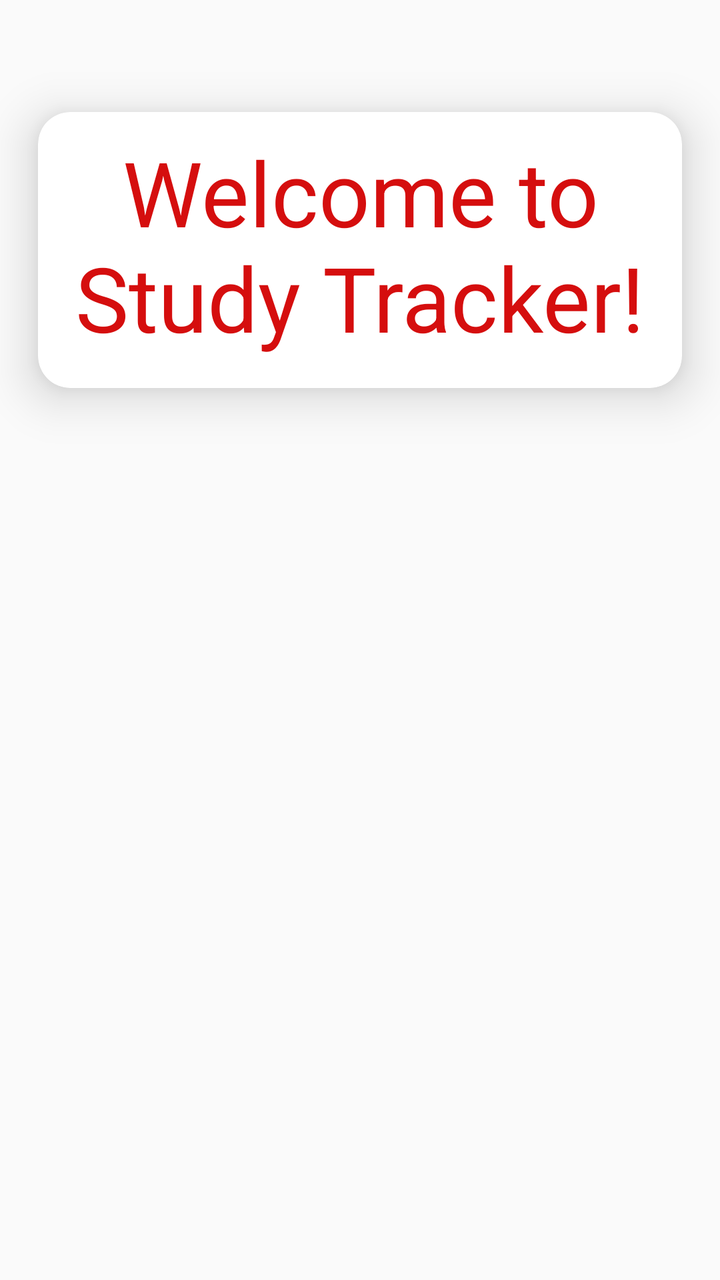
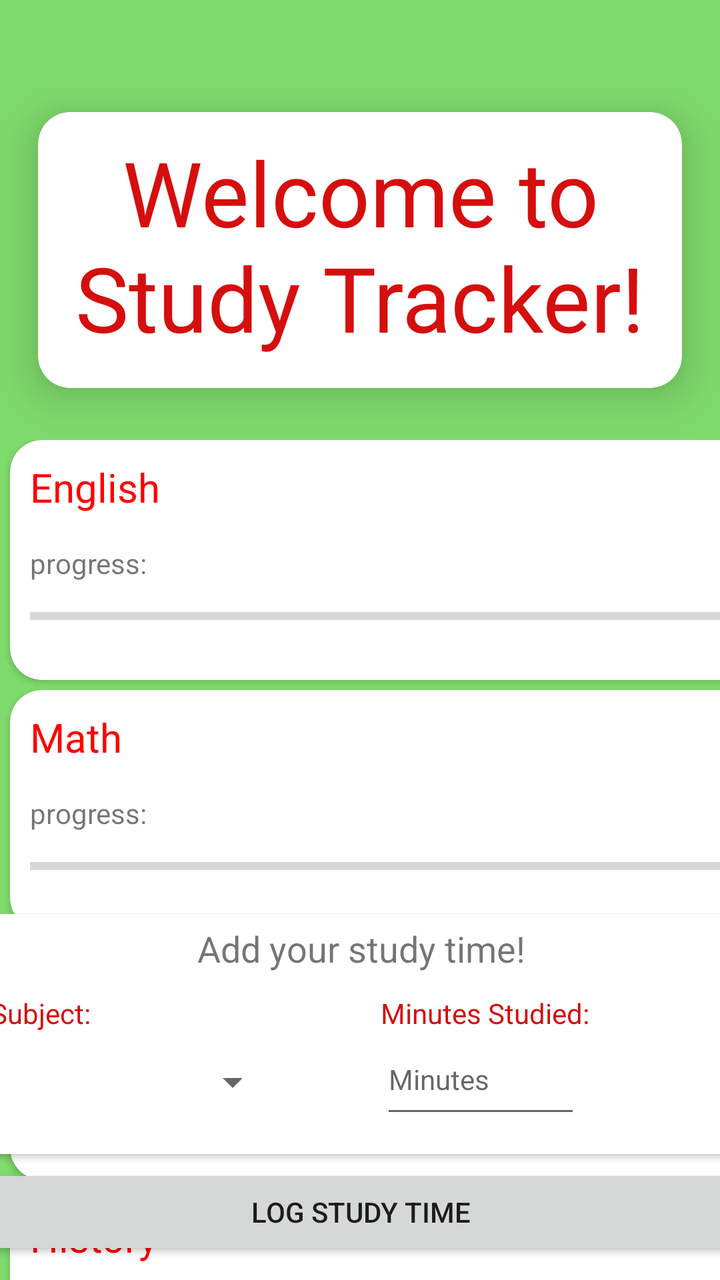

Two renders of the same Android screen: before a commit and after it. Below are the layout's source before the change and the commit's diff.
<!-- AndroidManifest.xml: activity theme Theme.StudyTracker -->
<!-- res/layout/activity_main.xml -->
<?xml version="1.0" encoding="utf-8"?>
<LinearLayout xmlns:android="http://schemas.android.com/apk/res/android"
    xmlns:app="http://schemas.android.com/apk/res-auto"
    android:layout_width="match_parent"
    android:layout_height="match_parent"
    android:orientation="vertical">

    <androidx.cardview.widget.CardView
        android:layout_width="match_parent"
        android:layout_height="190dp"
        android:translationY="30dp"
        app:cardCornerRadius="16dp"
        app:cardElevation="14dp"
        app:cardUseCompatPadding="true"
        app:contentPadding="10dp">

        <TextView
            android:id="@+id/titleText"
            android:layout_width="match_parent"
            android:layout_height="match_parent"
            android:text="Welcome to Study Tracker!"
            android:textAlignment="center"
            android:textColor="#D50E0E"
            android:textSize="45sp" />

    </androidx.cardview.widget.CardView>

</LinearLayout>
<!-- resources referenced by this layout -->
<resources>
  <style name="Theme.StudyTracker" parent="android:Theme.Material.Light.NoActionBar" />
</resources>

<!-- the commit's change to res/layout/activity_main.xml (unified diff, before → after) -->
@@ -1,18 +1,25 @@
 <?xml version="1.0" encoding="utf-8"?>
-<LinearLayout xmlns:android="http://schemas.android.com/apk/res/android"
+<androidx.constraintlayout.widget.ConstraintLayout xmlns:android="http://schemas.android.com/apk/res/android"
     xmlns:app="http://schemas.android.com/apk/res-auto"
+    xmlns:tools="http://schemas.android.com/tools"
     android:layout_width="match_parent"
     android:layout_height="match_parent"
-    android:orientation="vertical">
+    android:background="#7FDB6C"
+    android:outlineProvider="bounds">
 
     <androidx.cardview.widget.CardView
+        android:id="@+id/titleCard"
         android:layout_width="match_parent"
         android:layout_height="190dp"
         android:translationY="30dp"
         app:cardCornerRadius="16dp"
         app:cardElevation="14dp"
         app:cardUseCompatPadding="true"
-        app:contentPadding="10dp">
+        app:contentPadding="10dp"
+        app:layout_constraintBottom_toTopOf="@+id/studyStatsLayout"
+        app:layout_constraintEnd_toEndOf="parent"
+        app:layout_constraintStart_toStartOf="parent"
+        app:layout_constraintTop_toTopOf="parent">
 
         <TextView
             android:id="@+id/titleText"
@@ -25,4 +32,240 @@
 
     </androidx.cardview.widget.CardView>
 
-</LinearLayout>
+    <LinearLayout
+        android:id="@+id/studyStatsLayout"
+        android:layout_width="match_parent"
+        android:layout_height="500dp"
+        android:orientation="vertical"
+        android:translationY="30dp"
+        app:layout_constraintEnd_toEndOf="parent"
+        app:layout_constraintStart_toStartOf="parent"
+        app:layout_constraintTop_toBottomOf="@+id/titleCard">
+
+        <androidx.cardview.widget.CardView
+            android:id="@+id/subjectCard1"
+            android:layout_width="400dp"
+            android:layout_height="120dp"
+            android:translationX="5dp"
+            android:translationZ="0dp"
+            android:visibility="visible"
+            app:cardCornerRadius="16dp"
+            app:contentPadding="10dp">
+
+            <ProgressBar
+                android:id="@+id/progressBar1"
+                style="?android:attr/progressBarStyleHorizontal"
+                android:layout_width="match_parent"
+                android:layout_height="36dp"
+                android:progressTint="#0D11B6"
+                android:translationY="60dp" />
+
+            <TextView
+                android:id="@+id/subjectText1"
+                android:layout_width="wrap_content"
+                android:layout_height="wrap_content"
+                android:foregroundTint="#FFFFFF"
+                android:text="English"
+                android:textColor="#FF0000"
+                android:textSize="20sp" />
+
+            <TextView
+                android:id="@+id/progressText1"
+                android:layout_width="wrap_content"
+                android:layout_height="wrap_content"
+                android:text="progress:"
+                android:translationY="42dp" />
+        </androidx.cardview.widget.CardView>
+
+        <androidx.cardview.widget.CardView
+            android:id="@+id/subjectCard2"
+            android:layout_width="400dp"
+            android:layout_height="120dp"
+            android:translationX="5dp"
+            android:translationY="5dp"
+            android:translationZ="0dp"
+            android:visibility="visible"
+            app:cardCornerRadius="16dp"
+            app:contentPadding="10dp">
+
+            <ProgressBar
+                android:id="@+id/progressBar2"
+                style="?android:attr/progressBarStyleHorizontal"
+                android:layout_width="match_parent"
+                android:layout_height="36dp"
+                android:progressTint="#0D11B6"
+                android:translationY="60dp" />
+
+            <TextView
+                android:id="@+id/subjectText2"
+                android:layout_width="wrap_content"
+                android:layout_height="wrap_content"
+                android:foregroundTint="#FFFFFF"
+                android:text="Math"
+                android:textColor="#FF0000"
+                android:textSize="20sp" />
+
+            <TextView
+                android:id="@+id/progressText2"
+                android:layout_width="wrap_content"
+                android:layout_height="wrap_content"
+                android:text="progress:"
+                android:translationY="42dp" />
+        </androidx.cardview.widget.CardView>
+
+        <androidx.cardview.widget.CardView
+            android:id="@+id/subjectCard3"
+            android:layout_width="400dp"
+            android:layout_height="120dp"
+            android:translationX="5dp"
+            android:translationY="10dp"
+            android:translationZ="0dp"
+            android:visibility="visible"
+            app:cardCornerRadius="16dp"
+            app:contentPadding="10dp">
+
+            <ProgressBar
+                android:id="@+id/progressBar3"
+                style="?android:attr/progressBarStyleHorizontal"
+                android:layout_width="match_parent"
+                android:layout_height="36dp"
+                android:progressTint="#0D11B6"
+                android:translationY="60dp" />
+
+            <TextView
+                android:id="@+id/subjectText3"
+                android:layout_width="wrap_content"
+                android:layout_height="wrap_content"
+                android:foregroundTint="#FFFFFF"
+                android:text="Science"
+                android:textColor="#FF0000"
+                android:textSize="20sp" />
+
+            <TextView
+                android:id="@+id/progressText3"
+                android:layout_width="wrap_content"
+                android:layout_height="wrap_content"
+                android:text="progress:"
+                android:translationY="42dp" />
+        </androidx.cardview.widget.CardView>
+
+        <androidx.cardview.widget.CardView
+            android:id="@+id/subjectCard4"
+            android:layout_width="400dp"
+            android:layout_height="120dp"
+            android:translationX="5dp"
+            android:translationY="15dp"
+            android:translationZ="0dp"
+            android:visibility="visible"
+            app:cardCornerRadius="16dp"
+            app:contentPadding="10dp">
+
+            <ProgressBar
+                android:id="@+id/progressBar4"
+                style="?android:attr/progressBarStyleHorizontal"
+                android:layout_width="match_parent"
+                android:layout_height="36dp"
+                android:progressTint="#0D11B6"
+                android:translationY="60dp" />
+
+            <TextView
+                android:id="@+id/subjectText4"
+                android:layout_width="wrap_content"
+                android:layout_height="wrap_content"
+                android:foregroundTint="#FFFFFF"
+                android:text="History"
+                android:textColor="#FF0000"
+                android:textSize="20sp" />
+
+            <TextView
+                android:id="@+id/progressText4"
+                android:layout_width="wrap_content"
+                android:layout_height="wrap_content"
+                android:text="progress:"
+                android:translationY="42dp" />
+        </androidx.cardview.widget.CardView>
+
+
+    </LinearLayout>
+
+    <androidx.cardview.widget.CardView
+        android:id="@+id/addStudyTimeCard"
+        android:layout_width="400dp"
+        android:layout_height="120dp"
+        android:layout_marginStart="5dp"
+        android:layout_marginEnd="5dp"
+        android:layout_marginBottom="5dp"
+        app:layout_constraintBottom_toTopOf="@+id/logStudyTimeBtn"
+        app:layout_constraintEnd_toEndOf="parent"
+        app:layout_constraintStart_toStartOf="parent">
+
+        <Spinner
+            android:id="@+id/subjectDropdown"
+            android:layout_width="150dp"
+            android:layout_height="48dp"
+            android:outlineProvider="bounds"
+            android:translationX="10dp"
+            android:translationY="60dp" />
+
+        <TextView
+            android:id="@+id/subjectText"
+            android:layout_width="wrap_content"
+            android:layout_height="wrap_content"
+            android:text="Subject:"
+            android:textColor="#D50E0E"
+            android:translationX="15dp"
+            android:translationY="40dp" />
+
+        <TextView
+            android:id="@+id/textView4"
+            android:layout_width="wrap_content"
+            android:layout_height="wrap_content"
+            android:text="Minutes Studied:"
+            android:textColor="#D50E0E"
+            android:translationX="210dp"
+            android:translationY="40dp" />
+
+        <TextView
+            android:id="@+id/logStudyTimeTitle"
+            android:layout_width="match_parent"
+            android:layout_height="wrap_content"
+            android:text="Add your study time!"
+            android:textAlignment="center"
+            android:textSize="18sp"
+            android:translationY="5dp" />
+
+        <EditText
+            android:id="@+id/minutesInput"
+            android:layout_width="100dp"
+            android:layout_height="52dp"
+            android:hint="Minutes"
+            android:inputType="number"
+            android:textColor="#000000"
+            android:textSize="14sp"
+            android:translationX="210dp"
+            android:translationY="55dp" />
+
+        <TextView
+            android:id="@+id/errorText"
+            android:layout_width="wrap_content"
+            android:layout_height="wrap_content"
+            android:textColor="#0D39F2"
+            android:textSize="11sp"
+            android:translationX="15dp"
+            android:translationY="100dp" />
+
+    </androidx.cardview.widget.CardView>
+
+    <Button
+        android:id="@+id/logStudyTimeBtn"
+        android:layout_width="400dp"
+        android:layout_height="wrap_content"
+        android:layout_marginStart="5dp"
+        android:layout_marginEnd="5dp"
+        android:layout_marginBottom="10dp"
+        android:text="Log Study Time"
+        app:layout_constraintBottom_toBottomOf="parent"
+        app:layout_constraintEnd_toEndOf="parent"
+        app:layout_constraintStart_toStartOf="parent" />
+
+</androidx.constraintlayout.widget.ConstraintLayout>
